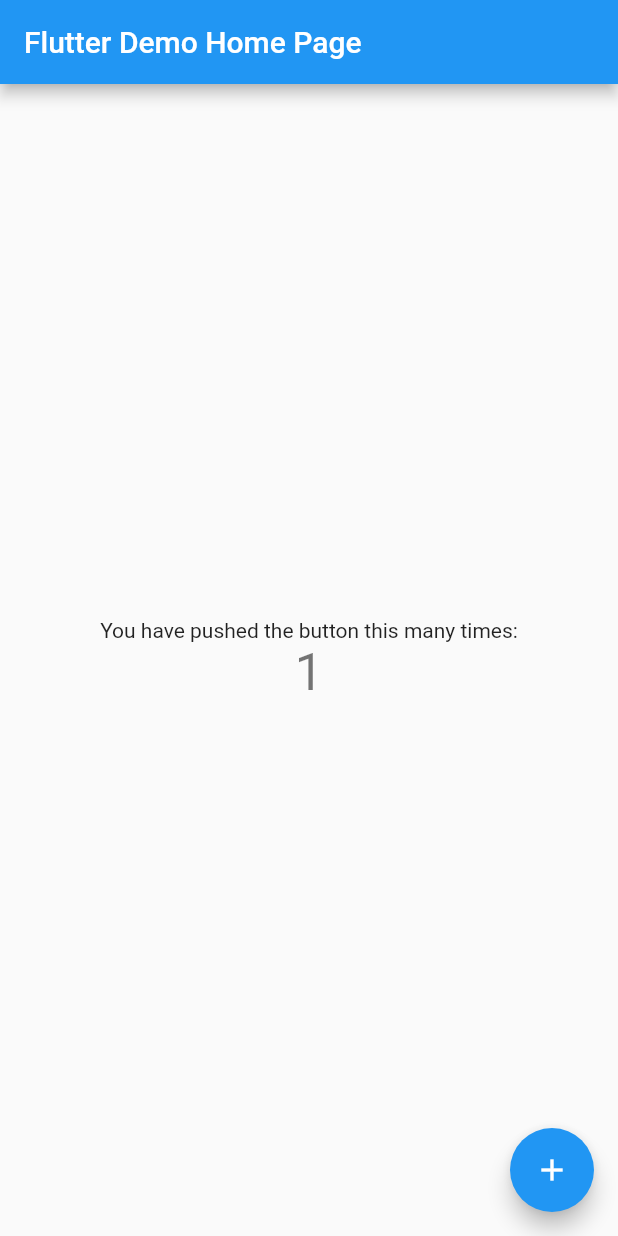
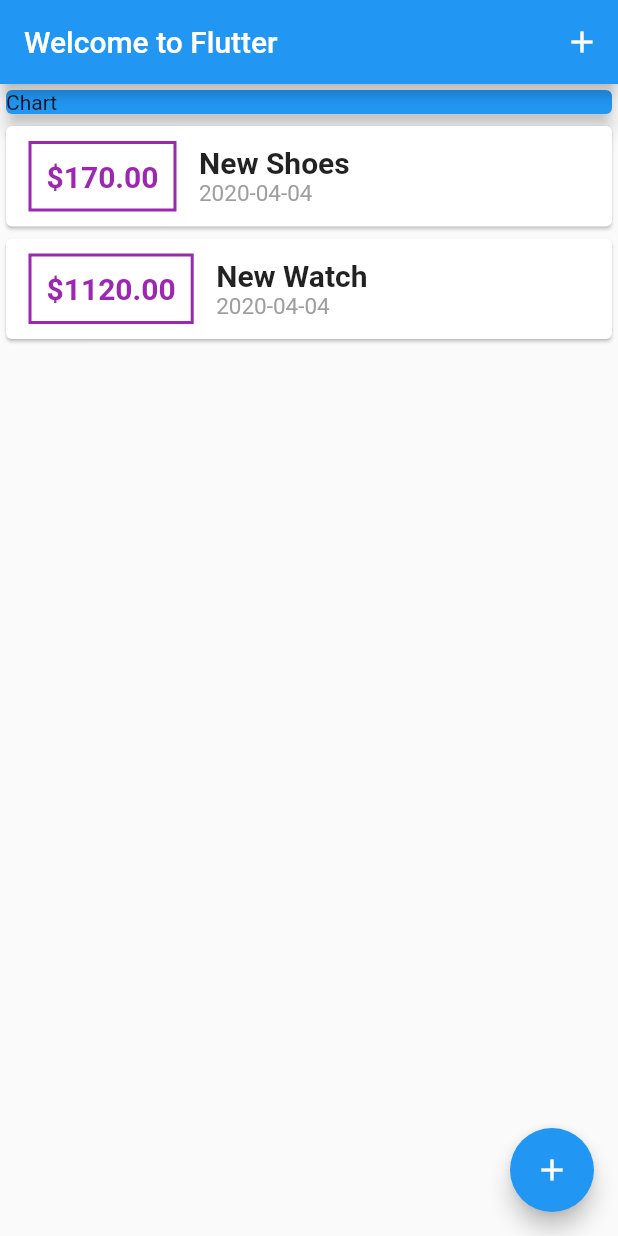
Before and after one commit to swapnilp0x00/expenses-tracker, a Flutter app: the screen it shows after launch, after a tap on the "add" icon, on a phone screen of 412 x 824 dp. Run offline on Flutter 3.47's test engine with Material 2 defaults, Android fonts, the phone set to English and light mode, and no system bars.

```diff
--- a/lib/main.dart
+++ b/lib/main.dart
@@ -1,113 +1,91 @@
+import 'package:expense_tracker/widgets/new_transaction.dart';
+import 'package:expense_tracker/widgets/transaction_list.dart';
+import 'package:expense_tracker/widgets/user_transactions.dart';
 import 'package:flutter/material.dart';
 
-void main() {
-  runApp(MyApp());
+import 'models/transaction.dart';
+
+void main() => runApp(MyApp());
+
+class MyApp extends StatefulWidget {
+  @override
+  _MyAppState createState() => _MyAppState();
 }
 
-class MyApp extends StatelessWidget {
-  // This widget is the root of your application.
-  @override
-  Widget build(BuildContext context) {
-    return MaterialApp(
-      title: 'Flutter Demo',
-      theme: ThemeData(
-        // This is the theme of your application.
-        //
-        // Try running your application with "flutter run". You'll see the
-        // application has a blue toolbar. Then, without quitting the app, try
-        // changing the primarySwatch below to Colors.green and then invoke
-        // "hot reload" (press "r" in the console where you ran "flutter run",
-        // or simply save your changes to "hot reload" in a Flutter IDE).
-        // Notice that the counter didn't reset back to zero; the application
-        // is not restarted.
-        primarySwatch: Colors.blue,
+class _MyAppState extends State<MyApp> {
+  final List<Transaction> _userTransaction = [
+    Transaction(
+      id: 't1',
+      title: 'New Shoes',
+      amount: 170.00,
+      date: DateTime.now(),
     ),
-      home: MyHomePage(title: 'Flutter Demo Home Page'),
+    Transaction(
+      id: 't2',
+      title: 'New Watch',
+      amount: 1120.00,
+      date: DateTime.now(),
+    )
+  ];
+
+  void _addNewTransaction(String title, double amount) {
+    final newTx = Transaction(
+      title: title,
+      amount: amount,
+      date: DateTime.now(),
+      id: DateTime.now().toString(),
     );
-  }
+
+    setState(() {
+      _userTransaction.insert(0, newTx);
+    });
   }
 
-class MyHomePage extends StatefulWidget {
-  MyHomePage({Key key, this.title}) : super(key: key);
-
-  // This widget is the home page of your application. It is stateful, meaning
-  // that it has a State object (defined below) that contains fields that affect
-  // how it looks.
-
-  // This class is the configuration for the state. It holds the values (in this
-  // case the title) provided by the parent (in this case the App widget) and
-  // used by the build method of the State. Fields in a Widget subclass are
-  // always marked "final".
-
-  final String title;
-
-  @override
-  _MyHomePageState createState() => _MyHomePageState();
-}
-
-class _MyHomePageState extends State<MyHomePage> {
-  int _counter = 0;
-
-  void _incrementCounter() {
-    setState(() {
-      // This call to setState tells the Flutter framework that something has
-      // changed in this State, which causes it to rerun the build method below
-      // so that the display can reflect the updated values. If we changed
-      // _counter without calling setState(), then the build method would not be
-      // called again, and so nothing would appear to happen.
-      _counter++;
+  void _showModal(BuildContext ctx) {
+    showModalBottomSheet(
+        context: ctx,
+        builder: (_) {
+          return NewTransaction(_addNewTransaction);
         });
   }
 
   @override
   Widget build(BuildContext context) {
-    // This method is rerun every time setState is called, for instance as done
-    // by the _incrementCounter method above.
-    //
-    // The Flutter framework has been optimized to make rerunning build methods
-    // fast, so that you can just rebuild anything that needs updating rather
-    // than having to individually change instances of widgets.
-    return Scaffold(
+    return MaterialApp(
+      title: 'Welcome to Flutter',
+      home: Scaffold(
         appBar: AppBar(
-        // Here we take the value from the MyHomePage object that was created by
-        // the App.build method, and use it to set our appbar title.
-        title: Text(widget.title),
+          title: Text('Welcome to Flutter'),
+          actions: <Widget>[
+            IconButton(
+              icon: Icon(Icons.add),
+              onPressed: () => _showModal(context),
+            )
+          ],
         ),
-      body: Center(
-        // Center is a layout widget. It takes a single child and positions it
-        // in the middle of the parent.
+        body: SingleChildScrollView(
           child: Column(
-          // Column is also a layout widget. It takes a list of children and
-          // arranges them vertically. By default, it sizes itself to fit its
-          // children horizontally, and tries to be as tall as its parent.
-          //
-          // Invoke "debug painting" (press "p" in the console, choose the
-          // "Toggle Debug Paint" action from the Flutter Inspector in Android
-          // Studio, or the "Toggle Debug Paint" command in Visual Studio Code)
-          // to see the wireframe for each widget.
-          //
-          // Column has various properties to control how it sizes itself and
-          // how it positions its children. Here we use mainAxisAlignment to
-          // center the children vertically; the main axis here is the vertical
-          // axis because Columns are vertical (the cross axis would be
-          // horizontal).
-          mainAxisAlignment: MainAxisAlignment.center,
+            mainAxisAlignment: MainAxisAlignment.start,
+            crossAxisAlignment: CrossAxisAlignment.stretch,
             children: <Widget>[
-            Text(
-              'You have pushed the button this many times:',
+              Container(
+                width: double.infinity,
+                child: Card(
+                  color: Colors.blue,
+                  child: Text('Chart'),
+                  // color: Colors.red,
+                  elevation: 5,
                 ),
-            Text(
-              '$_counter',
-              style: Theme.of(context).textTheme.headline4,
               ),
+              TransactionList(_userTransaction)
             ],
           ),
         ),
         floatingActionButton: FloatingActionButton(
-        onPressed: _incrementCounter,
-        tooltip: 'Increment',
           child: Icon(Icons.add),
-      ), // This trailing comma makes auto-formatting nicer for build methods.
+          onPressed: () => _showModal(context),
+        ),
+      ),
     );
   }
 }
--- /dev/null
+++ b/lib/models/transaction.dart
@@ -0,0 +1,14 @@
+import 'package:flutter/material.dart';
+
+class Transaction {
+  final String id, title;
+  final double amount;
+  final DateTime date;
+
+  Transaction({
+    @required this.id,
+    @required this.title,
+    @required this.amount,
+    @required this.date,
+  });
+}
--- /dev/null
+++ b/lib/widgets/transaction_list.dart
@@ -0,0 +1,62 @@
+import 'package:expense_tracker/models/transaction.dart';
+import 'package:flutter/material.dart';
+import 'package:intl/intl.dart';
+
+class TransactionList extends StatelessWidget {
+  final List<Transaction> transactions;
+
+  TransactionList(this.transactions);
+
+  @override
+  Widget build(BuildContext context) {
+    return Container(
+        height: 500,
+        child: ListView.builder(
+          itemBuilder: (ctx, index) {
+            return Card(
+              child: Row(
+                children: <Widget>[
+                  Container(
+                    margin: EdgeInsets.symmetric(
+                      vertical: 10,
+                      horizontal: 15,
+                    ),
+                    decoration: BoxDecoration(
+                        border: Border.all(color: Colors.purple, width: 2)),
+                    padding: EdgeInsets.all(10),
+                    child: Text(
+                      '\$${transactions[index].amount.toStringAsFixed(2)}',
+                      style: TextStyle(
+                          fontWeight: FontWeight.bold,
+                          fontSize: 20,
+                          color: Colors.purple),
+                    ),
+                  ),
+                  Column(
+                    crossAxisAlignment: CrossAxisAlignment.start,
+                    children: <Widget>[
+                      Text(
+                        transactions[index].title,
+                        style: TextStyle(
+                          fontWeight: FontWeight.bold,
+                          fontSize: 20,
+                        ),
+                      ),
+                      Text(
+                        DateFormat('yyyy-MM-dd')
+                            .format(transactions[index].date),
+                        style: TextStyle(
+                          fontSize: 15,
+                          color: Colors.grey,
+                        ),
+                      ),
+                    ],
+                  ),
+                ],
+              ),
+            );
+          },
+          itemCount: transactions.length,
+        ));
+  }
+}
--- a/pubspec.yaml
+++ b/pubspec.yaml
@@ -19,6 +19,7 @@ environment:
 dependencies:
   flutter:
     sdk: flutter
+  intl: ^0.16.1
 
 
   # The following adds the Cupertino Icons font to your application.
```
Also changed, not shown: lib/widgets/new_transaction.dart (added, +51 -0 lines), lib/widgets/user_transactions.dart (added, +21 -0 lines), pubspec.lock. Lines whose indentation alone changed are shown as unchanged.
